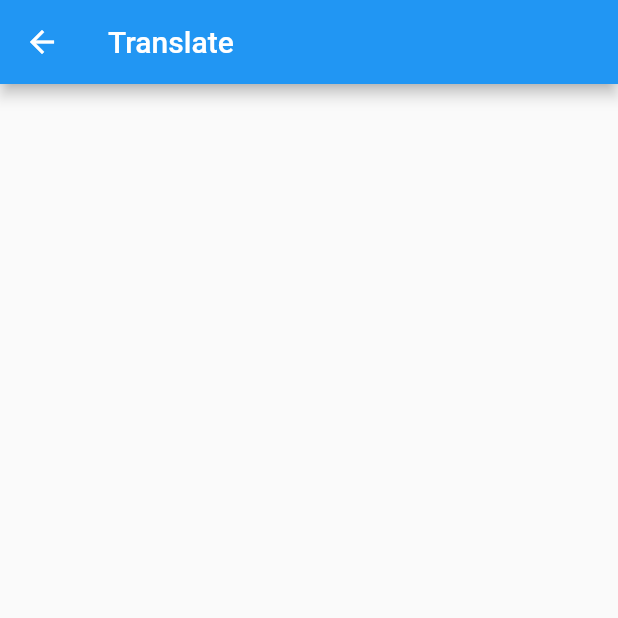
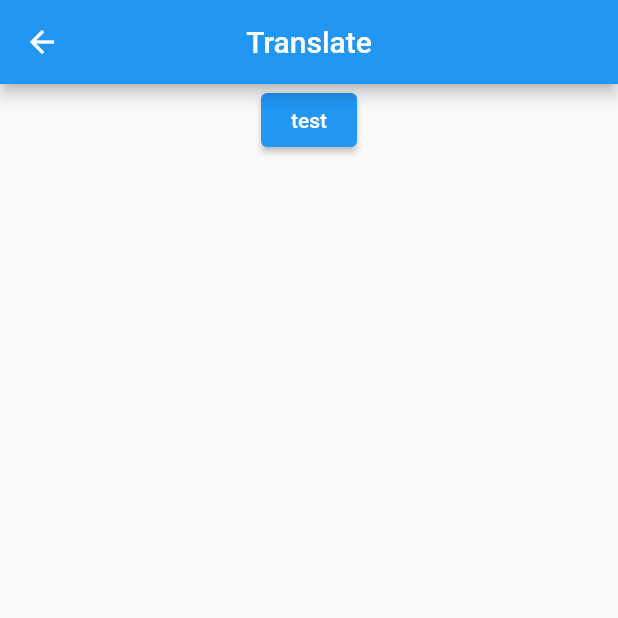
Before and after one commit to jayster7101/SCU_Frugal_Refugee_App, a Flutter app: the Translate screen opened directly, on a phone screen of 412 x 824 dp, the top half of it. Run offline on Flutter 3.47's test engine with Material 2 defaults, Android fonts, the phone set to English and light mode, and no system bars.

Commit message:
Added translate files

```diff
--- a/lib/Pages/translate.dart
+++ b/lib/Pages/translate.dart
@@ -1,4 +1,5 @@
 import 'package:flutter/material.dart';
+import 'services/translateget.dart';
 
 class Translate extends StatefulWidget {
   const Translate({Key? key}) : super(key: key);
@@ -8,11 +9,28 @@ class Translate extends StatefulWidget {
 }
 
 class _TranslateState extends State<Translate> {
+  TranslateGet t = TranslateGet();
   @override
   Widget build(BuildContext context) {
     return Scaffold(
       appBar: AppBar(
         title: const Text("Translate"),
+        centerTitle: true,
+      ),
+      body: Center(
+        child: Column(
+          children: [
+            ElevatedButton(
+              onPressed: (){
+                t.getTranslate("Hello", "es");
+                setState(() {
+
+                });
+              },
+              child: const Text("test"),
+            ),
+          ],
+        ),
       ),
     );
   }
--- a/lib/main.dart
+++ b/lib/main.dart
@@ -1,4 +1,5 @@
 import 'package:flutter/material.dart';
+import 'package:starter/Pages/translate.dart';
 import 'Pages/items.dart';
 import 'mockData.dart';
 import 'Pages/Health.dart';
@@ -191,7 +192,9 @@ class __MainScreenState extends State<_MainScreen> {
                           padding: EdgeInsets.fromLTRB(60, 35, 60, 35),
                           primary: Colors.grey),
                       onPressed: () {
-                        print("Button 1 ");
+                        Navigator.push(context, MaterialPageRoute(builder: (context){
+                          return const Translate();
+                        }));
                       },
                       child: Icon(
                         Icons.translate,
```
Also changed, not shown: lib/Pages/services/translateget.dart (added, +24 -0 lines), 1 other file.
